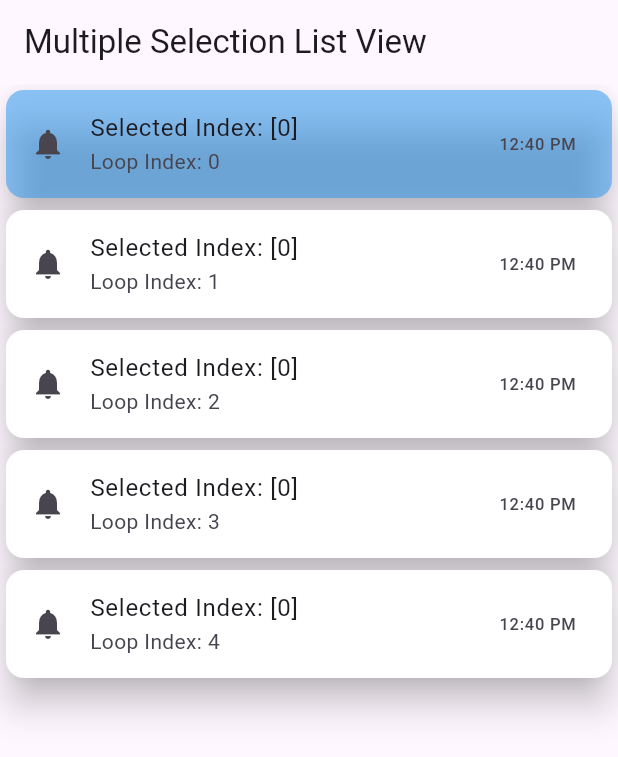
After one commit to MuhammadAliKust/Flutter-B11, a Flutter app: the screen it shows after launch, after a tap on an icon or button, on a phone screen of 412 x 824 dp. The commit adds this screen. Shown: the top 757 px of the screen. Run offline on Flutter 3.47's test engine with Material 3 defaults, Android fonts, the phone set to English and light mode, and no system bars; our stand-ins replace string_validator.

Commit message:
Multiple Selection Done

```diff
--- a/lib/main.dart
+++ b/lib/main.dart
@@ -2,6 +2,7 @@ import 'package:flutter/material.dart';
 import 'package:flutter_b11/asset_image_demo.dart';
 import 'package:flutter_b11/list_tile_view.dart';
 import 'package:flutter_b11/login_view.dart';
+import 'package:flutter_b11/multiple_selection_view.dart';
 import 'package:flutter_b11/single_selection_view.dart';
 
 void main() {
@@ -14,7 +15,7 @@ class MyApp extends StatelessWidget {
   @override
   Widget build(BuildContext context) {
     return  MaterialApp(
-      home: SingleSelectionListView(),
+      home: MultipleSelectionListView(),
     );
   }
 }
--- /dev/null
+++ b/lib/multiple_selection_view.dart
@@ -0,0 +1,46 @@
+import 'package:flutter/material.dart';
+
+class MultipleSelectionListView extends StatefulWidget {
+  MultipleSelectionListView({super.key});
+
+  @override
+  State<MultipleSelectionListView> createState() =>
+      _MultipleSelectionListViewState();
+}
+
+class _MultipleSelectionListViewState extends State<MultipleSelectionListView> {
+  List<int> selectedIndex = [];
+
+  @override
+  Widget build(BuildContext context) {
+    return Scaffold(
+        appBar: AppBar(
+          title: Text("Multiple Selection List View"),
+        ),
+        body: ListView.builder(
+            itemCount: 5,
+            itemBuilder: (context, i) {
+              return Card(
+                color: selectedIndex.contains(i)
+                    ? Colors.blue.withOpacity(0.5)
+                    : Colors.white,
+                elevation: 10,
+                child: ListTile(
+                  onTap: () {
+                    if (selectedIndex.contains(i)) {
+                      selectedIndex.remove(i);
+                    } else {
+                      selectedIndex.add(i);
+                    }
+                    setState(() {});
+                  },
+                  leading: Icon(Icons.notifications),
+                  title: Text("Selected Index: $selectedIndex"),
+                  subtitle: Text("Loop Index: $i"),
+                  trailing: Text("12:40 PM"),
+                  // tileColor: Colors.blue.withOpacity(0.6),
+                ),
+              );
+            }));
+  }
+}
```
